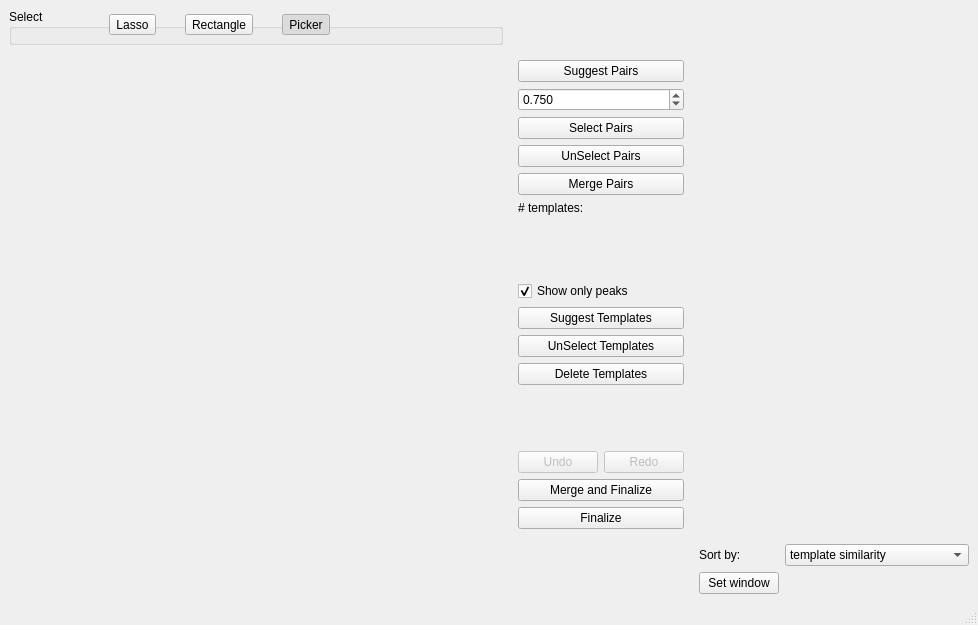
This is circus/qt_GUI/qt_merge.ui in spyking-circus/spyking-circus as Qt 5 draws it before an edit. The edited form follows.
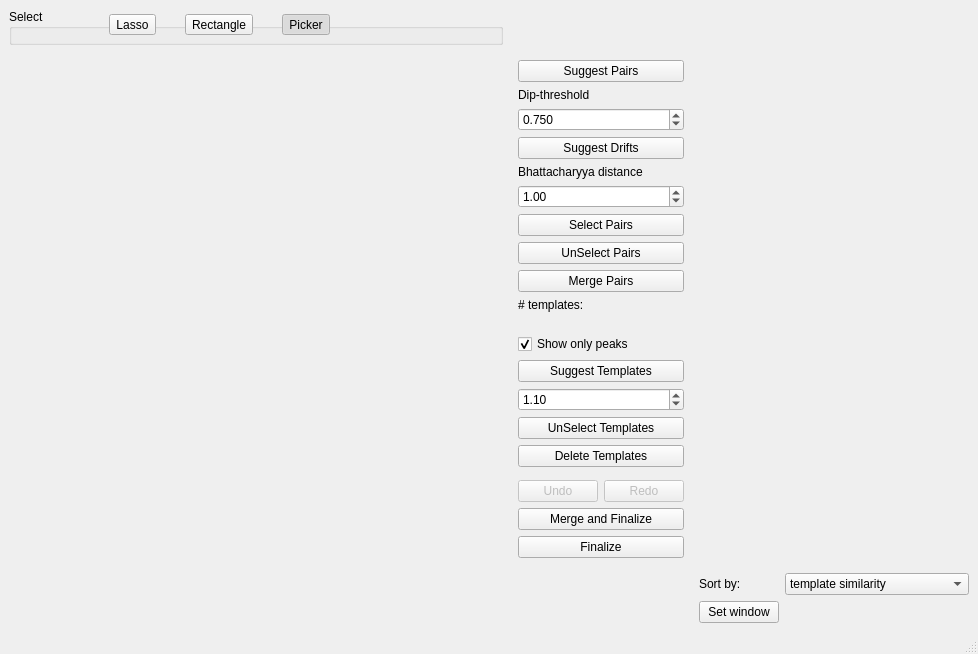
This is the edited form. Icons and pictures are not drawn. Custom widgets are drawn as their Qt base class.

Commit message: GUI for long recording

```diff
--- a/circus/qt_GUI/qt_merge.ui
+++ b/circus/qt_GUI/qt_merge.ui
@@ -7,7 +7,7 @@
     <x>0</x>
     <y>0</y>
     <width>978</width>
-    <height>625</height>
+    <height>654</height>
    </rect>
   </property>
   <property name="windowTitle">
@@ -301,6 +301,13 @@
          </property>
         </widget>
        </item>
+       <item>
+        <widget class="QLabel" name="label_3">
+         <property name="text">
+          <string>Dip-threshold</string>
+         </property>
+        </widget>
+       </item>
        <item>
         <widget class="QDoubleSpinBox" name="get_suggest_value">
          <property name="decimals">
@@ -320,6 +327,36 @@
          </property>
         </widget>
        </item>
+       <item>
+        <widget class="QPushButton" name="btn_suggest_drifts">
+         <property name="text">
+          <string>Suggest Drifts</string>
+         </property>
+         <property name="icon">
+          <iconset theme="help-about"/>
+         </property>
+        </widget>
+       </item>
+       <item>
+        <widget class="QLabel" name="label_4">
+         <property name="text">
+          <string>Bhattacharyya distance</string>
+         </property>
+        </widget>
+       </item>
+       <item>
+        <widget class="QDoubleSpinBox" name="get_suggest_value_bhatta">
+         <property name="minimum">
+          <double>0.000000000000000</double>
+         </property>
+         <property name="singleStep">
+          <double>0.100000000000000</double>
+         </property>
+         <property name="value">
+          <double>1.000000000000000</double>
+         </property>
+        </widget>
+       </item>
        <item>
         <widget class="QPushButton" name="btn_select">
          <property name="text">
@@ -394,6 +431,19 @@
          </property>
         </widget>
        </item>
+       <item>
+        <widget class="QDoubleSpinBox" name="get_suggest_value_template">
+         <property name="minimum">
+          <double>1.000000000000000</double>
+         </property>
+         <property name="singleStep">
+          <double>0.100000000000000</double>
+         </property>
+         <property name="value">
+          <double>1.100000000000000</double>
+         </property>
+        </widget>
+       </item>
        <item>
         <widget class="QPushButton" name="btn_unselect_template">
          <property name="text">
```
The commit also changes 1 other file.
